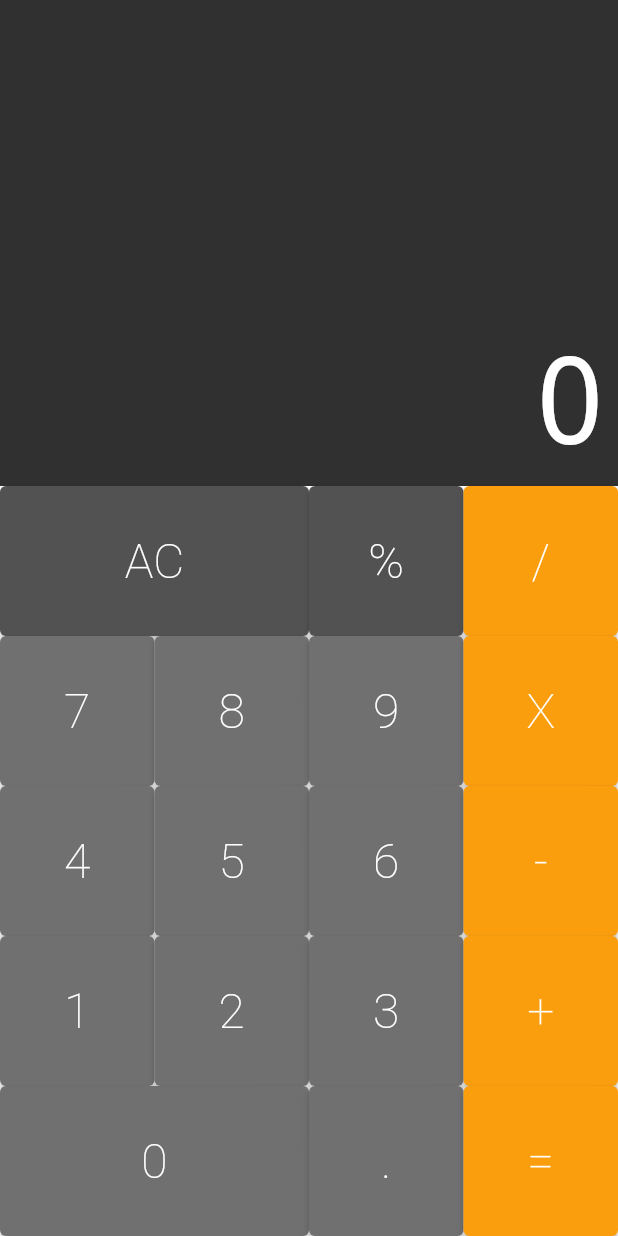
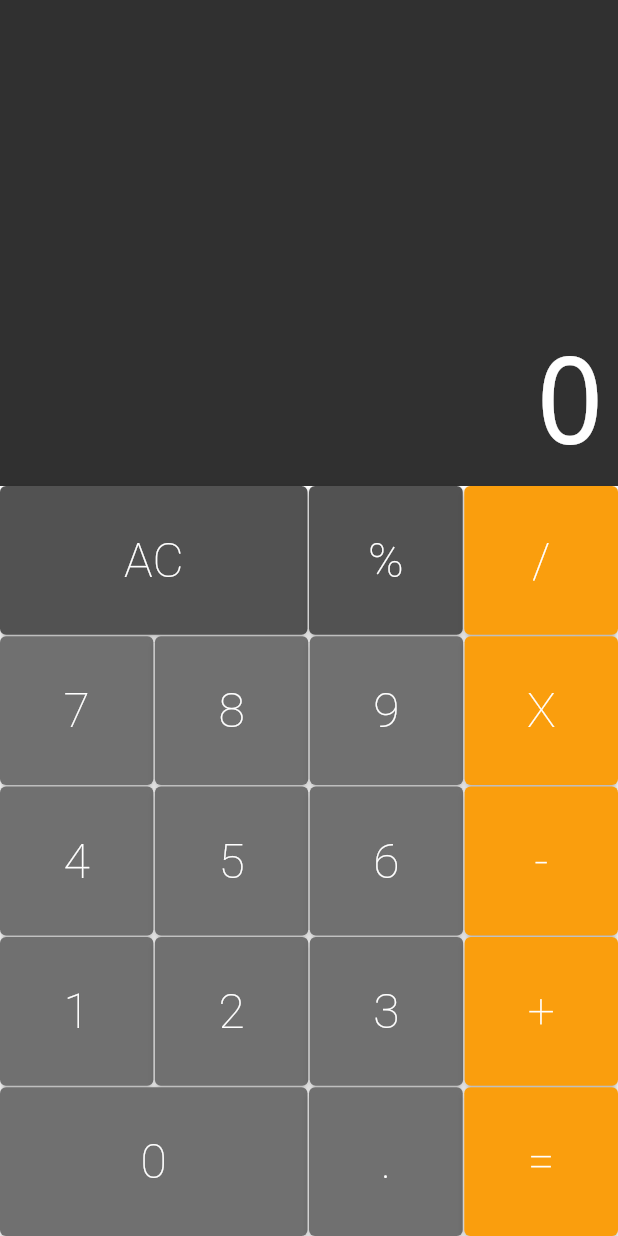
Before and after one commit to LucasWMedeiros/calculator, a Flutter app: the screen it shows after launch, on a phone screen of 412 x 824 dp. Run offline on Flutter 3.47's test engine with Material 2 defaults, Android fonts, the phone set to English and light mode, and no system bars; drawn by our look-alikes of auto_size_text.

Commit message:
adicionando espaçamento entre butões

```diff
--- a/lib/component/button_row.dart
+++ b/lib/component/button_row.dart
@@ -12,8 +12,12 @@ class ButtonRow extends StatelessWidget {
     return Expanded(
       child: Row(
         crossAxisAlignment: CrossAxisAlignment.stretch,
-        children: buttons,
+        children: buttons.fold(<Widget> [], (list, b) {
+        list.isEmpty ? list.add(b) :  list.addAll([SizedBox(width: 1), b]);
+        return list;
+        }
       ),
+      )
     );
   }
 }
--- a/lib/component/keyboard.dart
+++ b/lib/component/keyboard.dart
@@ -18,24 +18,28 @@ class Keyboard extends StatelessWidget {
           Button(text: '%',color: Button.DARK, cb: cb,),
           Button.operation(text: '/', cb: cb,),
          ]),
+         SizedBox(height: 1),
          ButtonRow([
           Button(text: '7', cb: cb,),
           Button(text: '8', cb: cb,),
           Button(text: '9', cb: cb,),
           Button.operation(text: 'X', cb: cb,),
          ]),
+         SizedBox(height: 1),
          ButtonRow([
           Button(text: '4', cb: cb,),
           Button(text: '5', cb: cb,),
           Button(text: '6', cb: cb,),
           Button.operation(text: '-', cb: cb,),
          ]),
+         SizedBox(height: 1),
          ButtonRow([
           Button(text: '1', cb: cb,),
           Button(text: '2', cb: cb,),
           Button(text: '3', cb: cb,),
           Button.operation(text: '+', cb: cb,),
          ]),
+         SizedBox(height: 1),
          ButtonRow([
           Button.big(text: '0', cb: cb,),
           Button(text: '.', cb: cb,),
```
